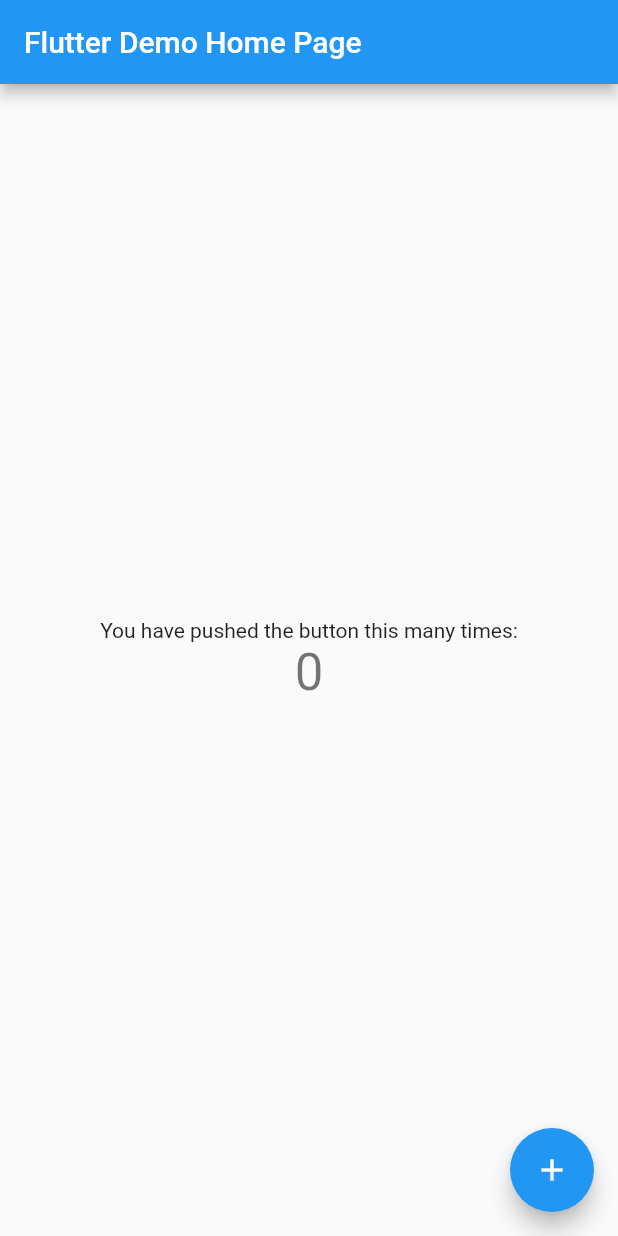
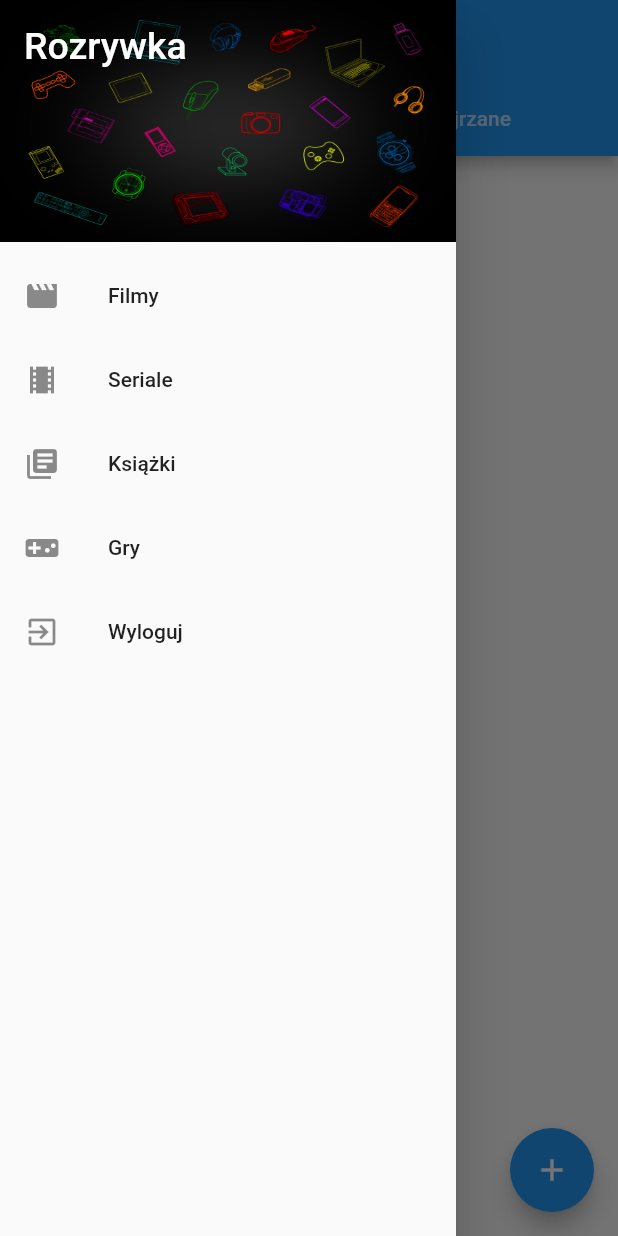
Before and after one commit to Filiponesco/rozrywka, a Flutter app: the screen it shows after launch, with the side drawer open (before the commit the screen has no drawer), on a phone screen of 412 x 824 dp. Run offline on Flutter 3.47's test engine with Material 2 defaults, Android fonts, the phone set to English and light mode, and no system bars.

Commit message:
add UI menu, tabLayout, add

```diff
--- /dev/null
+++ b/lib/NavDrawer.dart
@@ -0,0 +1,53 @@
+import 'package:flutter/material.dart';
+
+class NavDrawer extends StatelessWidget {
+  @override
+  Widget build(BuildContext context) {
+    return Drawer(
+      child: ListView(
+        padding: EdgeInsets.zero,
+        children: <Widget>[
+          DrawerHeader(
+            child: Text(
+              'Rozrywka',
+              style: TextStyle(color: Colors.white, fontSize: 25),
+            ),
+            decoration: BoxDecoration(
+                color: Colors.green,
+                image: DecorationImage(
+                    fit: BoxFit.fill,
+                    image: AssetImage('assets/images/nav.jpg'))),
+          ),
+          ListTile(
+            leading: Icon(Icons.movie),
+            title: Text('Filmy'),
+            onTap: () {Navigator.of(context).pop();},
+          ),
+          ListTile(
+            leading: Icon(Icons.local_movies),
+            title: Text('Seriale'),
+            onTap: () {
+              Navigator.of(context).pop();
+
+            },
+          ),
+          ListTile(
+            leading: Icon(Icons.library_books),
+            title: Text('Książki'),
+            onTap: () => {Navigator.of(context).pop()},
+          ),
+          ListTile(
+            leading: Icon(Icons.videogame_asset),
+            title: Text('Gry'),
+            onTap: () => {Navigator.of(context).pop()},
+          ),
+          ListTile(
+            leading: Icon(Icons.exit_to_app),
+            title: Text('Wyloguj'),
+            onTap: () => {Navigator.of(context).pop()},
+          ),
+        ],
+      ),
+    );
+  }
+}
--- a/lib/main.dart
+++ b/lib/main.dart
@@ -1,111 +1,51 @@
 import 'package:flutter/material.dart';
+import 'package:rozrywka/NavDrawer.dart';
+import 'package:rozrywka/AddBook.dart';
 
-void main() => runApp(MyApp());
-
-class MyApp extends StatelessWidget {
-  // This widget is the root of your application.
+void main() {
+  runApp(MyApp());
+}
+class MyApp extends StatefulWidget {
+  @override
+  _Page createState() => new _Page();
+}
+class _Page extends State<MyApp> {
+  String _title = "Filmy";
   @override
   Widget build(BuildContext context) {
     return MaterialApp(
-      title: 'Flutter Demo',
-      theme: ThemeData(
-        // This is the theme of your application.
-        //
-        // Try running your application with "flutter run". You'll see the
-        // application has a blue toolbar. Then, without quitting the app, try
-        // changing the primarySwatch below to Colors.green and then invoke
-        // "hot reload" (press "r" in the console where you ran "flutter run",
-        // or simply save your changes to "hot reload" in a Flutter IDE).
-        // Notice that the counter didn't reset back to zero; the application
-        // is not restarted.
-        primarySwatch: Colors.blue,
-      ),
-      home: MyHomePage(title: 'Flutter Demo Home Page'),
+      home: Builder(
+        builder: (context) => DefaultTabController(
+          length: 2,
+          child: Scaffold(
+            floatingActionButton: FloatingActionButton(
+              child: Icon(Icons.add),
+              onPressed: (){
+                Navigator.push(
+                    context,
+                    MaterialPageRoute(builder: (context) => AddBook()));
+                debugPrint("click");
+              },
+            ),
+            drawer: NavDrawer(),
+            appBar: AppBar(
+              bottom: TabBar(
+                tabs: [
+                  Tab(text: "Chcę zobaczyć"),
+                  Tab(text: "Obejrzane"),
+                ],
+              ),
+              title: Text(_title),
+            ),
+            body: TabBarView(
+              children: [
+                Text("Chcę zobaczyć"),
+                Text("Obejrzane"),
+              ],
+            ),
+          ),
+        ),
+      )
     );
   }
 }
-
-class MyHomePage extends StatefulWidget {
-  MyHomePage({Key key, this.title}) : super(key: key);
-
-  // This widget is the home page of your application. It is stateful, meaning
-  // that it has a State object (defined below) that contains fields that affect
-  // how it looks.
-
-  // This class is the configuration for the state. It holds the values (in this
-  // case the title) provided by the parent (in this case the App widget) and
-  // used by the build method of the State. Fields in a Widget subclass are
-  // always marked "final".
-
-  final String title;
-
-  @override
-  _MyHomePageState createState() => _MyHomePageState();
-}
-
-class _MyHomePageState extends State<MyHomePage> {
-  int _counter = 0;
-
-  void _incrementCounter() {
-    setState(() {
-      // This call to setState tells the Flutter framework that something has
-      // changed in this State, which causes it to rerun the build method below
-      // so that the display can reflect the updated values. If we changed
-      // _counter without calling setState(), then the build method would not be
-      // called again, and so nothing would appear to happen.
-      _counter++;
-    });
-  }
-
-  @override
-  Widget build(BuildContext context) {
-    // This method is rerun every time setState is called, for instance as done
-    // by the _incrementCounter method above.
-    //
-    // The Flutter framework has been optimized to make rerunning build methods
-    // fast, so that you can just rebuild anything that needs updating rather
-    // than having to individually change instances of widgets.
-    return Scaffold(
-      appBar: AppBar(
-        // Here we take the value from the MyHomePage object that was created by
-        // the App.build method, and use it to set our appbar title.
-        title: Text(widget.title),
-      ),
-      body: Center(
-        // Center is a layout widget. It takes a single child and positions it
-        // in the middle of the parent.
-        child: Column(
-          // Column is also a layout widget. It takes a list of children and
-          // arranges them vertically. By default, it sizes itself to fit its
-          // children horizontally, and tries to be as tall as its parent.
-          //
-          // Invoke "debug painting" (press "p" in the console, choose the
-          // "Toggle Debug Paint" action from the Flutter Inspector in Android
-          // Studio, or the "Toggle Debug Paint" command in Visual Studio Code)
-          // to see the wireframe for each widget.
-          //
-          // Column has various properties to control how it sizes itself and
-          // how it positions its children. Here we use mainAxisAlignment to
-          // center the children vertically; the main axis here is the vertical
-          // axis because Columns are vertical (the cross axis would be
-          // horizontal).
-          mainAxisAlignment: MainAxisAlignment.center,
-          children: <Widget>[
-            Text(
-              'You have pushed the button this many times:',
-            ),
-            Text(
-              '$_counter',
-              style: Theme.of(context).textTheme.display1,
-            ),
-          ],
-        ),
-      ),
-      floatingActionButton: FloatingActionButton(
-        onPressed: _incrementCounter,
-        tooltip: 'Increment',
-        child: Icon(Icons.add),
-      ), // This trailing comma makes auto-formatting nicer for build methods.
-    );
-  }
-}
--- a/pubspec.yaml
+++ b/pubspec.yaml
@@ -41,8 +41,8 @@ flutter:
   uses-material-design: true
 
   # To add assets to your application, add an assets section, like this:
-  # assets:
-  #  - images/a_dot_burr.jpeg
+  assets:
+     - assets/images/nav.jpg
   #  - images/a_dot_ham.jpeg
 
   # An image asset can refer to one or more resolution-specific "variants", see
```
Also changed, not shown: lib/AddBook.dart (added, +103 -0 lines), assets/images/nav.jpg (added), 1 other file.
